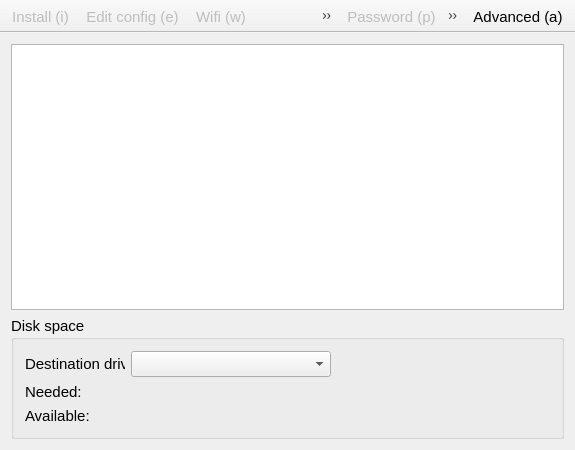
Above: recovery/mainwindow.ui from procount/pinn before the change. Below: the same form after it.
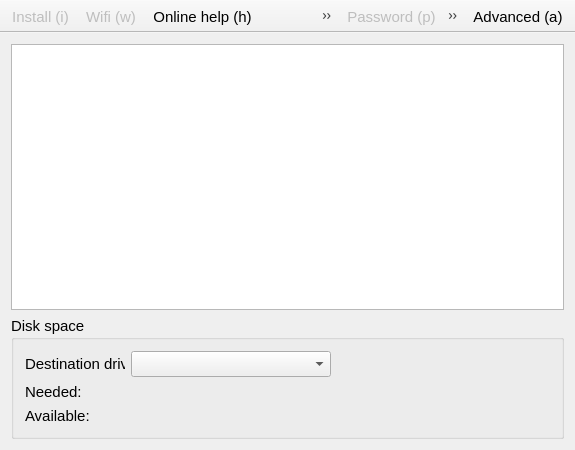
That is the form after the change. Icons and pictures are not drawn.

```diff
--- a/recovery/mainwindow.ui
+++ b/recovery/mainwindow.ui
@@ -118,7 +118,6 @@
     <bool>false</bool>
    </attribute>
    <addaction name="actionWrite_image_to_disk"/>
-   <addaction name="actionEdit_config"/>
    <addaction name="actionWifi"/>
    <addaction name="actionBrowser"/>
    <addaction name="actionCancel"/>
```
Left out of the diff: 1 changed line with no effect on the pictures.
